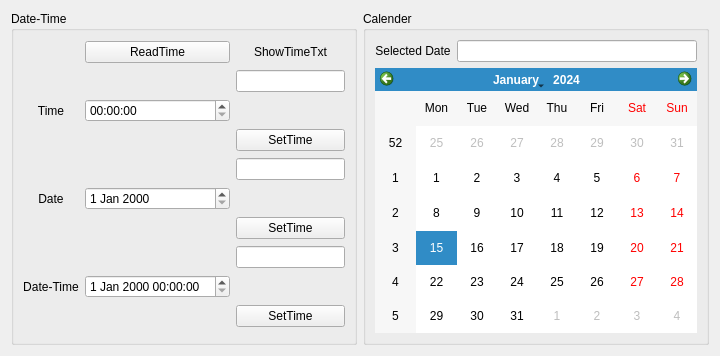
Qt form pythonProject3/untitled.ui (thinkways/pyqt) before a commit.
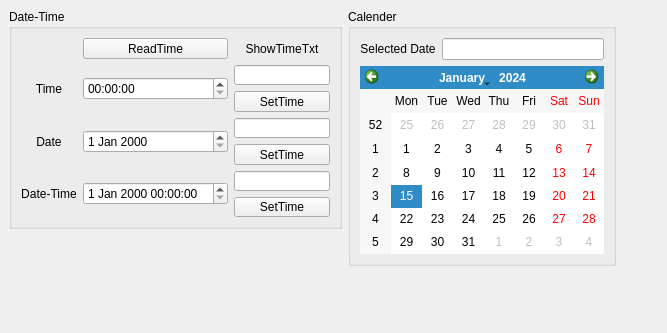
The same form after that commit.

```diff
--- a/pythonProject3/untitled.ui
+++ b/pythonProject3/untitled.ui
@@ -6,16 +6,22 @@
    <rect>
     <x>0</x>
     <y>0</y>
-    <width>720</width>
-    <height>356</height>
+    <width>667</width>
+    <height>333</height>
    </rect>
   </property>
   <property name="windowTitle">
    <string>Form</string>
   </property>
-  <layout class="QHBoxLayout" name="horizontalLayout_2">
-   <item>
     <widget class="QGroupBox" name="groupBox">
+   <property name="geometry">
+    <rect>
+     <x>9</x>
+     <y>9</y>
+     <width>333</width>
+     <height>220</height>
+    </rect>
+   </property>
      <property name="title">
       <string>Date-Time</string>
      </property>
@@ -37,10 +43,7 @@
         </property>
        </widget>
       </item>
-      <item row="1" column="2">
-       <widget class="QLineEdit" name="lineEdit"/>
-      </item>
-      <item row="2" column="0">
+    <item row="1" column="0" rowspan="2">
        <widget class="QLabel" name="label_2">
         <property name="text">
          <string>Time</string>
@@ -48,22 +51,25 @@
         <property name="alignment">
          <set>Qt::AlignCenter</set>
         </property>
-       </widget>
-      </item>
-      <item row="2" column="1">
+      <property name="buddy">
+       <cstring>timeEdit</cstring>
+      </property>
+     </widget>
+    </item>
+    <item row="1" column="1" rowspan="2">
        <widget class="QTimeEdit" name="timeEdit"/>
       </item>
-      <item row="3" column="2">
+    <item row="1" column="2">
+     <widget class="QLineEdit" name="lineEdit"/>
+    </item>
+    <item row="2" column="2">
        <widget class="QPushButton" name="pushButton">
         <property name="text">
          <string>SetTime</string>
         </property>
        </widget>
       </item>
-      <item row="4" column="2">
-       <widget class="QLineEdit" name="lineEdit_2"/>
-      </item>
-      <item row="5" column="0">
+    <item row="3" column="0" rowspan="2">
        <widget class="QLabel" name="label_3">
         <property name="text">
          <string>Date</string>
@@ -71,22 +77,25 @@
         <property name="alignment">
          <set>Qt::AlignCenter</set>
         </property>
-       </widget>
-      </item>
-      <item row="5" column="1">
+      <property name="buddy">
+       <cstring>dateEdit</cstring>
+      </property>
+     </widget>
+    </item>
+    <item row="3" column="1" rowspan="2">
        <widget class="QDateEdit" name="dateEdit"/>
       </item>
-      <item row="6" column="2">
+    <item row="3" column="2">
+     <widget class="QLineEdit" name="lineEdit_2"/>
+    </item>
+    <item row="4" column="2">
        <widget class="QPushButton" name="pushButton_2">
         <property name="text">
          <string>SetTime</string>
         </property>
        </widget>
       </item>
-      <item row="7" column="2">
-       <widget class="QLineEdit" name="lineEdit_3"/>
-      </item>
-      <item row="8" column="0">
+    <item row="5" column="0" rowspan="2">
        <widget class="QLabel" name="label_4">
         <property name="text">
          <string>Date-Time</string>
@@ -94,12 +103,18 @@
         <property name="alignment">
          <set>Qt::AlignCenter</set>
         </property>
-       </widget>
-      </item>
-      <item row="8" column="1">
+      <property name="buddy">
+       <cstring>dateTimeEdit</cstring>
+      </property>
+     </widget>
+    </item>
+    <item row="5" column="1" rowspan="2">
        <widget class="QDateTimeEdit" name="dateTimeEdit"/>
       </item>
-      <item row="9" column="2">
+    <item row="5" column="2">
+     <widget class="QLineEdit" name="lineEdit_3"/>
+    </item>
+    <item row="6" column="2">
        <widget class="QPushButton" name="pushButton_3">
         <property name="text">
          <string>SetTime</string>
@@ -108,9 +123,15 @@
       </item>
      </layout>
     </widget>
-   </item>
-   <item>
     <widget class="QGroupBox" name="groupBox_2">
+   <property name="geometry">
+    <rect>
+     <x>348</x>
+     <y>9</y>
+     <width>268</width>
+     <height>257</height>
+    </rect>
+   </property>
      <property name="title">
       <string>Calender</string>
      </property>
@@ -137,8 +158,6 @@
       </item>
      </layout>
     </widget>
-   </item>
-  </layout>
  </widget>
  <resources/>
  <connections/>
```
Lines whose indentation alone changed are shown as unchanged.
